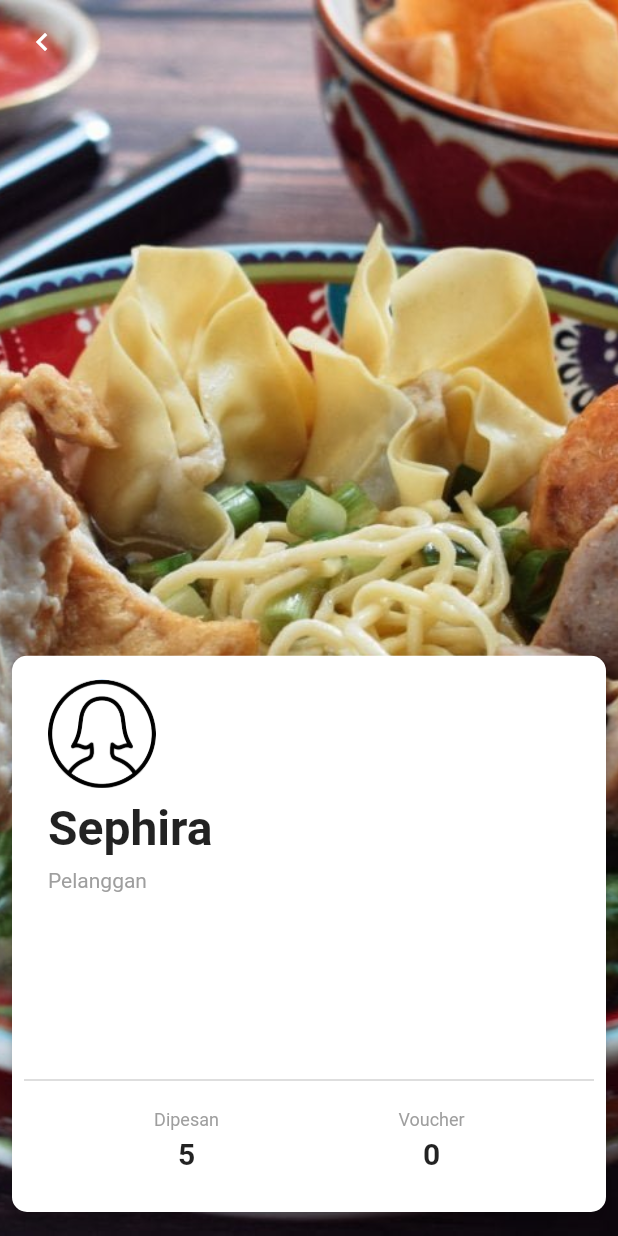
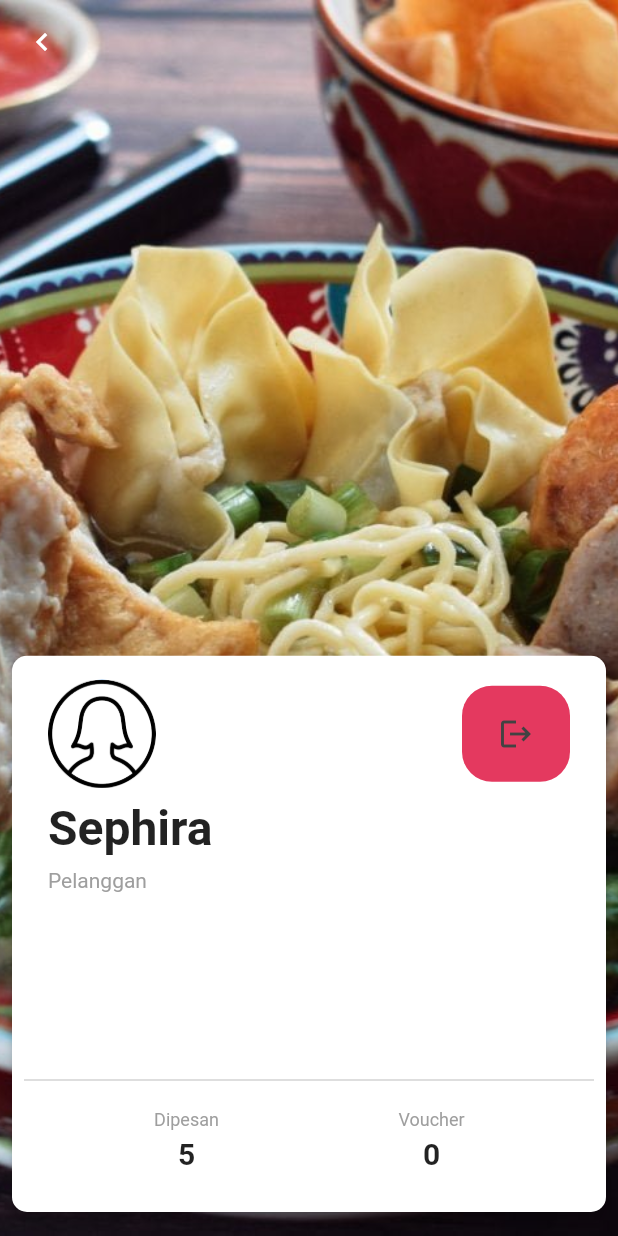
Before and after one commit to uzidreamcode/s, a Flutter app: the Profile screen opened directly, on a phone screen of 412 x 824 dp. Run offline on Flutter 3.47's test engine with Material 2 defaults, Android fonts, the phone set to English and light mode, and no system bars; our stand-ins replace iconsax, lottie, page_transition, simple_animations; network calls fail.

Commit message:
FIX ALL ✔✔✔✔✔✔✔

```diff
--- a/lib/pages/profil.dart
+++ b/lib/pages/profil.dart
@@ -1,6 +1,7 @@
 import 'package:flutter/material.dart';
 import 'package:food_app/pages/HomePage.dart';
 import 'package:lottie/lottie.dart';
+import 'package:food_app/pages/login.dart';
 
 class Profile extends StatefulWidget {
   @override
@@ -88,6 +89,26 @@ class _ProfileState extends State<Profile> {
 
                                     SizedBox(
                                       width: 8,
+                                    ),
+                                    Container(
+                                      decoration: BoxDecoration(
+                                        color: Color(0xFFE4395F),
+                                        borderRadius: BorderRadius.all(
+                                          Radius.circular(20),
+                                        ),
+                                      ),
+                                      padding: EdgeInsets.symmetric(vertical: 8, horizontal: 12,),
+                                      child: Center(
+                                        child: IconButton(
+                                          onPressed: () {
+                                            Navigator.push(
+                                              context,
+                                              MaterialPageRoute(builder: (context) => LoginPage()),
+                                            );
+                                          },
+                                          icon: Icon(Icons.logout, color: Colors.grey[800],),
+                                        ),
+                                      ),
                                     ),
 
 
```
Also changed, not shown: lib/pages/login.dart (+17 -2 lines).
